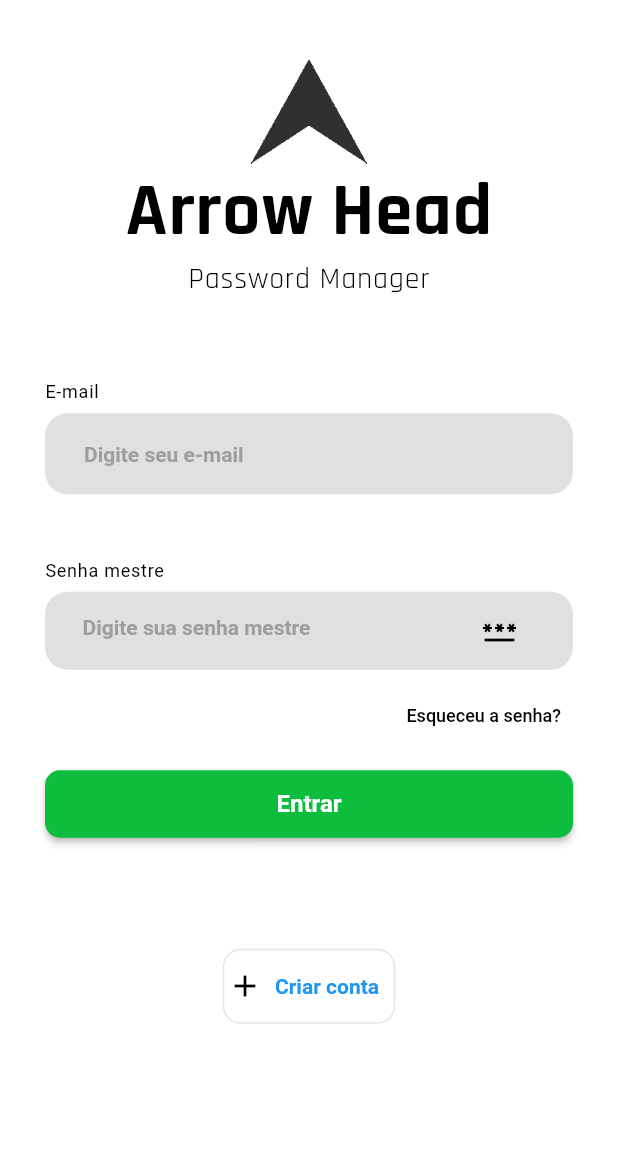
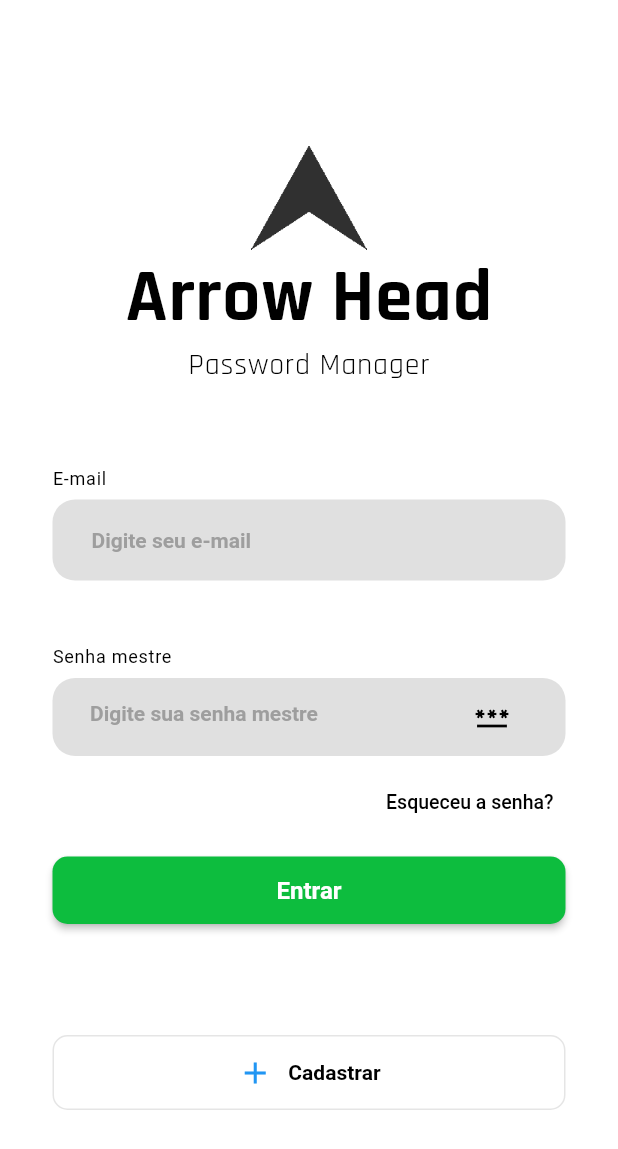
Before and after one commit to PasswordHub/ArrowHead, a Flutter app: the screen it shows after launch, on a phone screen of 412 x 824 dp. Shown: the top 1149 px of the screen. Run offline on Flutter 3.47's test engine with Material 2 defaults, Android fonts, the phone set to English and light mode, and no system bars; our stand-ins replace cloud_firestore, email_validator, firebase_auth, firebase_core, firebase_storage; accounts and stored records are empty; Roboto replaces fonts that are missing (Arial).

Commit message:
colocando a scrollview no center, tentando ajustar

```diff
--- a/arrowhead/lib/screens/Login/login_screen.dart
+++ b/arrowhead/lib/screens/Login/login_screen.dart
@@ -28,7 +28,10 @@ class _LoginScreenState extends State<LoginScreen> {
   @override
   Widget build(BuildContext context) {
     return Scaffold(
-      body: SingleChildScrollView(
+        body: Center(
+      child: SingleChildScrollView(
+        padding: const EdgeInsets.all(5.0),
+        keyboardDismissBehavior: ScrollViewKeyboardDismissBehavior.onDrag,
         child: Column(
           children: [
             fullLogo(),
@@ -81,7 +84,7 @@ class _LoginScreenState extends State<LoginScreen> {
                           child: const Text(
                             'Esqueceu a senha?',
                             textAlign: TextAlign.right,
-                            style: TextStyle(color: Colors.black, fontSize: 12),
+                            style: TextStyle(color: Colors.black, fontSize: 13),
                           ),
                           onPressed: () {
                             Navigator.of(context)
@@ -103,7 +106,7 @@ class _LoginScreenState extends State<LoginScreen> {
           ],
         ),
       ),
-    );
+    ));
   }
 
   Widget loginBtn(BuildContext context) => Container(
@@ -179,28 +182,25 @@ class _LoginScreenState extends State<LoginScreen> {
   Widget signInBtn(IconData icon) {
     return Container(
       height: 50,
-      width: 115,
       decoration: BoxDecoration(
         border: Border.all(
             color: const Color.fromARGB(255, 190, 190, 190).withOpacity(0.4),
             width: 1),
-        borderRadius: BorderRadius.circular(12),
+        borderRadius: BorderRadius.circular(10),
       ),
-      child: Row(
-        mainAxisAlignment: MainAxisAlignment.center,
-        children: [
-          Icon(icon, size: 24),
-          TextButton(
-              onPressed: () {
-                Navigator.of(context).pushNamed(SingupScreen.routeName);
-              },
-              child: const Text(
-                'Criar conta',
-                style:
-                    TextStyle(color: Colors.blue, fontWeight: FontWeight.bold),
-              )),
-        ],
-      ),
+      child: TextButton(
+          child: Row(mainAxisAlignment: MainAxisAlignment.center, children: [
+            Icon(icon, size: 24),
+            const SizedBox(width: 10),
+            const Text(
+              'Cadastrar',
+              style:
+                  TextStyle(color: Colors.black, fontWeight: FontWeight.bold),
+            )
+          ]),
+          onPressed: () {
+            Navigator.of(context).pushNamed(SingupScreen.routeName);
+          }),
     );
   }
 
```
